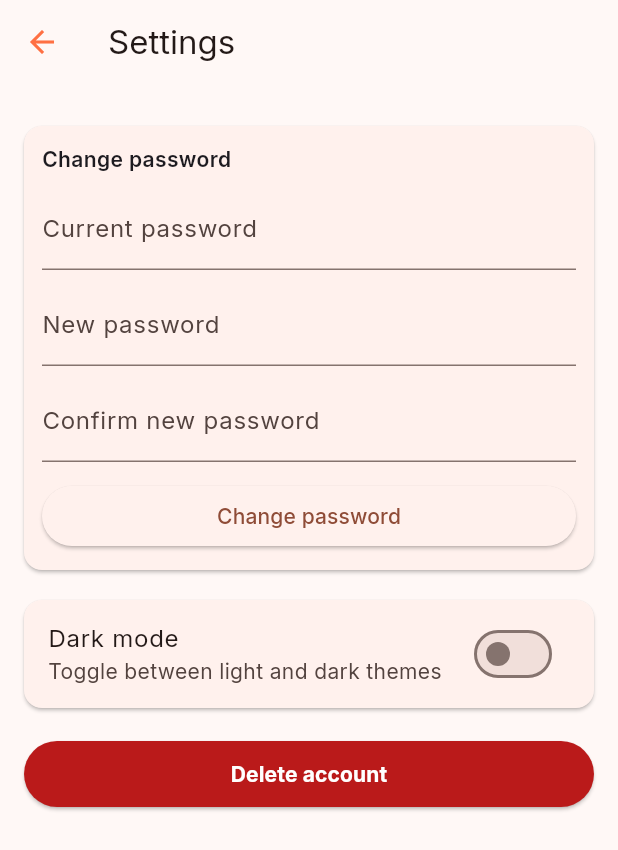
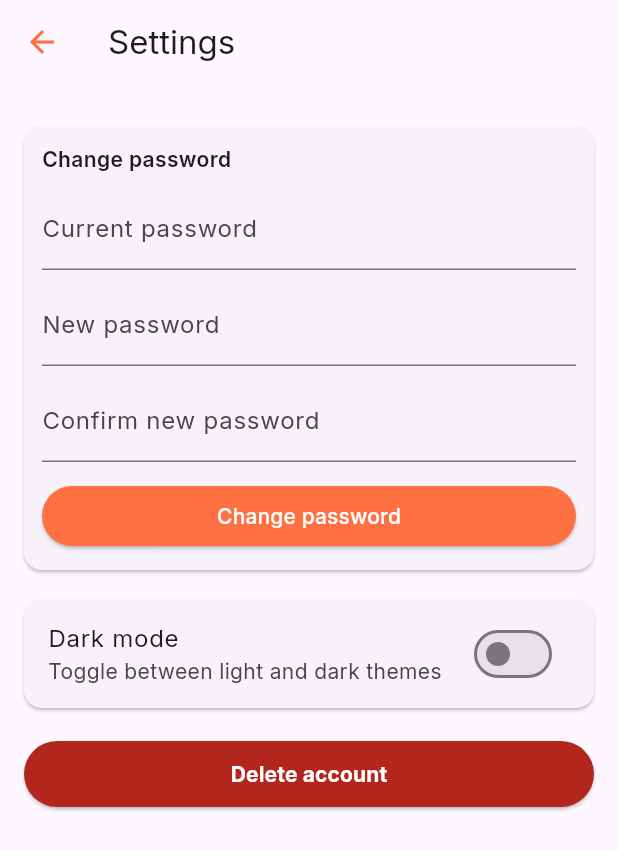
Before and after one commit to ZPM-TUNA/zpm, a Flutter app: the MainMenu screen opened directly, in the side drawer, after a tap on "Settings", on a phone screen of 412 x 824 dp. Shown: the top 850 px of the screen. Run offline on Flutter 3.47's test engine with Material 3 defaults, Android fonts, the phone set to English and light mode, and no system bars; our stand-ins replace google_fonts; network calls fail.

Commit message:
Enhance the UI by making important elements more visible

```diff
--- a/frontend/lib/src/main_menu.dart
+++ b/frontend/lib/src/main_menu.dart
@@ -3,6 +3,7 @@
 import 'settings.dart';
 import 'about.dart';
 import 'map_screen.dart';
+import 'robots_screen.dart';
 
 class MainMenu extends StatefulWidget {
   const MainMenu({super.key});
@@ -71,19 +72,19 @@
               ),
               ListTile(
                 leading: Icon(Icons.dashboard, color: _selectedIndex == 0 ? const Color(0xFFFF7043) : Colors.grey[600]),
-                title: const Text('Dashboard'),
+                title: Text('Dashboard', style: TextStyle(color: _selectedIndex == 0 ? const Color(0xFFFF7043) : null)),
                 selected: _selectedIndex == 0,
                 onTap: () => _selectIndex(0),
               ),
               ListTile(
                 leading: Icon(Icons.map, color: _selectedIndex == 1 ? const Color(0xFFFF7043) : Colors.grey[600]),
-                title: const Text('Map'),
+                title: Text('Map', style: TextStyle(color: _selectedIndex == 1 ? const Color(0xFFFF7043) : null)),
                 selected: _selectedIndex == 1,
                 onTap: () => _selectIndex(1),
               ),
               ListTile(
                 leading: Icon(Icons.smart_toy, color: _selectedIndex == 2 ? const Color(0xFFFF7043) : Colors.grey[600]),
-                title: const Text('Robots'),
+                title: Text('Robots', style: TextStyle(color: _selectedIndex == 2 ? const Color(0xFFFF7043) : null)),
                 selected: _selectedIndex == 2,
                 onTap: () => _selectIndex(2),
               ),
@@ -296,91 +297,7 @@
 
 // MapScreen has been moved to `map_screen.dart`.
 
-class Robot {
-  Robot({required this.id, required this.name, required this.battery, required this.online});
-
-  final String id;
-  final String name;
-  int battery; // 0-100
-  bool online;
-}
-
-class RobotsScreen extends StatefulWidget {
-  const RobotsScreen({super.key});
-
-  @override
-  State<RobotsScreen> createState() => _RobotsScreenState();
-}
-
-class _RobotsScreenState extends State<RobotsScreen> {
-  final List<Robot> _robots = [];
-
-  @override
-  void initState() {
-    super.initState();
-    // Sample/mock data; replace with real data fetching later.
-    _robots.addAll([
-      Robot(id: 'r1', name: 'EVA-1', battery: 92, online: true),
-      Robot(id: 'r2', name: 'Scout-2', battery: 58, online: true),
-      Robot(id: 'r3', name: 'Helper-3', battery: 14, online: false),
-    ]);
-  }
-
-
-
-  Widget _buildRobotTile(Robot robot) {
-    final batteryColor = robot.battery > 60
-        ? Colors.green
-        : (robot.battery > 30 ? Colors.orange : Colors.red);
-
-    return Card(
-      margin: const EdgeInsets.symmetric(horizontal: 12, vertical: 8),
-      child: ListTile(
-        leading: CircleAvatar(
-          backgroundColor: robot.online ? Colors.green[100] : Colors.grey[300],
-          child: Icon(robot.online ? Icons.smart_toy : Icons.power_off, color: robot.online ? Colors.green[800] : Colors.grey[700]),
-        ),
-        title: Text(robot.name),
-        subtitle: Column(
-          crossAxisAlignment: CrossAxisAlignment.start,
-          children: [
-            const SizedBox(height: 6),
-            LinearProgressIndicator(
-              value: robot.battery / 100.0,
-              color: batteryColor,
-              backgroundColor: Colors.grey.shade200,
-              minHeight: 8,
-            ),
-            const SizedBox(height: 6),
-            Text('Battery: ${robot.battery}%', style: TextStyle(color: batteryColor)),
-          ],
-        ),
-        trailing: Text(
-          robot.online ? 'On' : 'Off',
-          style: TextStyle(
-            color: robot.online ? Colors.green : Colors.red,
-            fontWeight: FontWeight.bold,
-          ),
-        ),
-        onTap: () {
-          // Expand to details or open controls later
-          ScaffoldMessenger.of(context).showSnackBar(SnackBar(content: Text('${robot.name} selected')));
-        },
-      ),
-    );
-  }
-
-  @override
-  Widget build(BuildContext context) {
-    return _robots.isEmpty
-        ? const Center(child: Text('No robots connected'))
-        : ListView.builder(
-            padding: const EdgeInsets.only(top: 12, bottom: 12),
-            itemCount: _robots.length,
-            itemBuilder: (context, index) => _buildRobotTile(_robots[index]),
-          );
-  }
-}
+// Robots UI and model were moved to `robots_screen.dart`.
 
 class PathfindingScreen extends StatelessWidget {
   const PathfindingScreen({super.key});
--- /dev/null
+++ b/frontend/lib/src/robots_screen.dart
@@ -0,0 +1,95 @@
+import 'package:flutter/material.dart';
+
+class Robot {
+  Robot({required this.id, required this.name, required this.battery, required this.online});
+
+  final String id;
+  final String name;
+  int battery; // 0-100
+  bool online;
+}
+
+class RobotsScreen extends StatefulWidget {
+  const RobotsScreen({super.key});
+
+  @override
+  State<RobotsScreen> createState() => _RobotsScreenState();
+}
+
+class _RobotsScreenState extends State<RobotsScreen> {
+  final List<Robot> _robots = [];
+
+  @override
+  void initState() {
+    super.initState();
+    // Sample/mock data; replace with real data fetching later.
+    _robots.addAll([
+      Robot(id: 'r1', name: 'EVA-1', battery: 92, online: true),
+      Robot(id: 'r2', name: 'Scout-2', battery: 58, online: true),
+      Robot(id: 'r3', name: 'Helper-3', battery: 14, online: false),
+    ]);
+  }
+
+
+
+  Widget _buildRobotTile(Robot robot) {
+  final batteryColor = robot.battery > 60
+    ? Colors.green
+    : (robot.battery > 30 ? Colors.orange : Colors.red);
+
+  // Slightly more visible background for the empty part of the battery bar.
+  final backgroundBarColor = Theme.of(context).brightness == Brightness.dark
+    ? Colors.grey.shade700
+    : Colors.grey.shade300;
+
+    return Card(
+      margin: const EdgeInsets.symmetric(horizontal: 12, vertical: 8),
+      child: ListTile(
+        leading: CircleAvatar(
+          backgroundColor: robot.online ? Colors.green[100] : Colors.grey[300],
+          child: Icon(robot.online ? Icons.smart_toy : Icons.power_off, color: robot.online ? Colors.green[800] : Colors.grey[700]),
+        ),
+        title: Text(robot.name),
+        subtitle: Column(
+          crossAxisAlignment: CrossAxisAlignment.start,
+          children: [
+            const SizedBox(height: 6),
+            ClipRRect(
+              borderRadius: BorderRadius.circular(8),
+              child: LinearProgressIndicator(
+                value: robot.battery / 100.0,
+                color: batteryColor,
+                backgroundColor: backgroundBarColor,
+                minHeight: 10,
+              ),
+            ),
+            const SizedBox(height: 6),
+            Text('Battery: ${robot.battery}%', style: TextStyle(color: batteryColor)),
+          ],
+        ),
+        trailing: Text(
+          robot.online ? 'On' : 'Off',
+          style: TextStyle(
+            color: robot.online ? Colors.green : Colors.red,
+            fontWeight: FontWeight.bold,
+          ),
+        ),
+        onTap: () {
+          // Expand to details or open controls later
+          ScaffoldMessenger.of(context).showSnackBar(SnackBar(content: Text('${robot.name} selected')));
+        },
+      ),
+    );
+  }
+
+  @override
+  Widget build(BuildContext context) {
+    return _robots.isEmpty
+        ? const Center(child: Text('No robots connected'))
+        : ListView.builder(
+            padding: const EdgeInsets.only(top: 12, bottom: 12),
+            itemCount: _robots.length,
+            itemBuilder: (context, index) => _buildRobotTile(_robots[index]),
+          );
+  }
+}
```
Also changed, not shown: frontend/lib/src/app.dart (+10 -10 lines), 1 other file.
